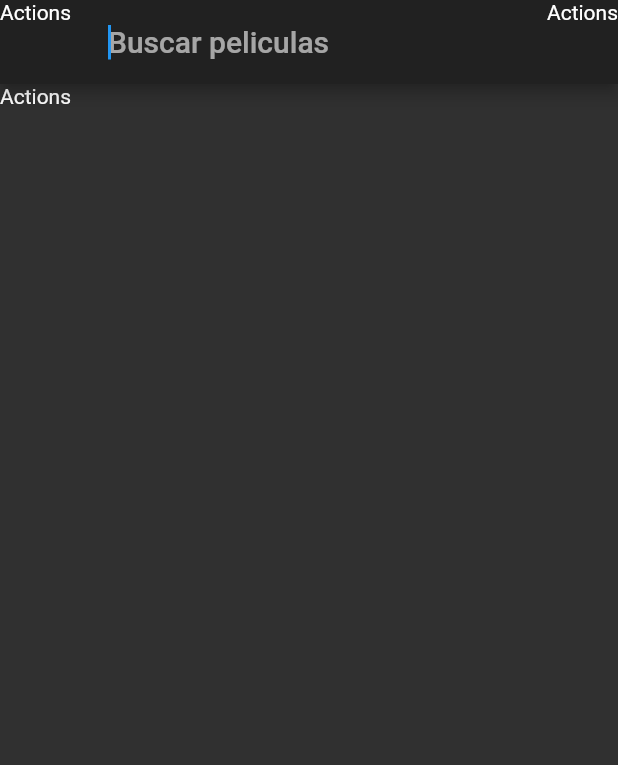
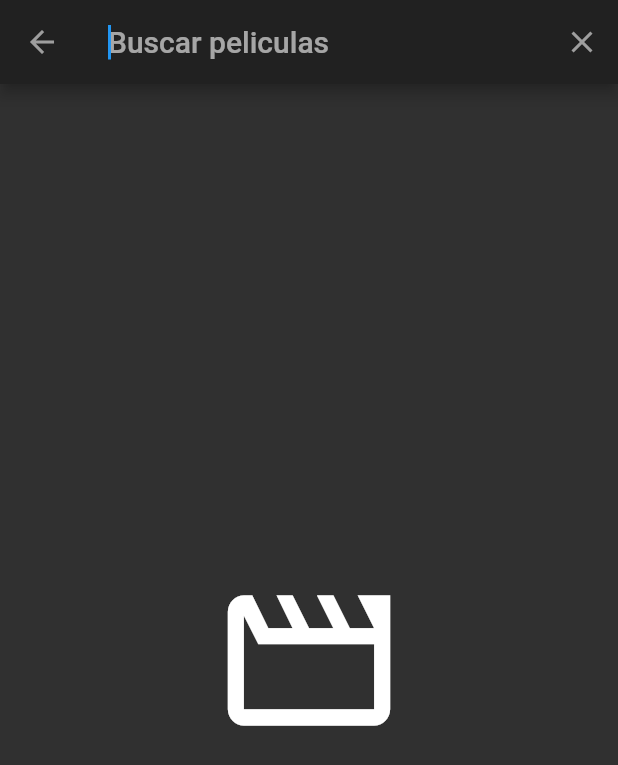
Before and after one commit to ManuelMaciel/movies-app-test-flutter, a Flutter app: the screen it shows after launch, after a tap on the "search" icon, on a phone screen of 412 x 824 dp. Shown: the top 765 px of the screen. Run offline on Flutter 3.47's test engine with Material 2 defaults, Android fonts, the phone set to English and light mode, and no system bars; our stand-ins replace card_swiper; network calls fail.

Commit message:
feat: added method to return search movies, class of search movies and build search actions

```diff
--- /dev/null
+++ b/lib/src/models/search_movie_response.dart
@@ -0,0 +1,29 @@
+import 'dart:convert';
+
+import 'package:moviesapp/src/models/models.dart';
+
+class SearchMovieResponse {
+  SearchMovieResponse({
+    required this.page,
+    required this.results,
+    required this.totalPages,
+    required this.totalResults,
+  });
+
+  int page;
+  List<Result> results;
+  int totalPages;
+  int totalResults;
+
+  factory SearchMovieResponse.fromJson(String str) =>
+      SearchMovieResponse.fromMap(json.decode(str));
+
+  factory SearchMovieResponse.fromMap(Map<String, dynamic> json) =>
+      SearchMovieResponse(
+        page: json["page"],
+        results:
+            List<Result>.from(json["results"].map((x) => Result.fromMap(x))),
+        totalPages: json["total_pages"],
+        totalResults: json["total_results"],
+      );
+}
--- a/lib/src/providers/movie_provider.dart
+++ b/lib/src/providers/movie_provider.dart
@@ -1,6 +1,7 @@
 import 'package:flutter/foundation.dart';
 import 'package:http/http.dart' as http;
 import 'package:moviesapp/src/models/models.dart';
+import 'package:moviesapp/src/models/search_movie_response.dart';
 import 'package:moviesapp/src/models/upcoming_response.dart';
 
 class MovieProvider extends ChangeNotifier {
@@ -25,7 +26,7 @@ class MovieProvider extends ChangeNotifier {
   }
 
   Future<String> _getJsonData(String endpoint, [int page = 1]) async {
-    var url = Uri.https(_baseUrl, endpoint, {
+    final url = Uri.https(_baseUrl, endpoint, {
       'api_key': _apiKey,
       'language': _language,
       'page': '$page',
@@ -75,4 +76,18 @@ class MovieProvider extends ChangeNotifier {
     moviesCast[movieId] = creditsResponse.cast;
     return creditsResponse.cast;
   }
+
+  Future<List<Result>> searchMovies(String query, [int page = 1]) async {
+    final url = Uri.https(_baseUrl, '3/search/movie', {
+      'api_key': _apiKey,
+      'language': _language,
+      'query': query,
+    });
+
+    // await the http response
+    final response = await http.get(url);
+    final search_movie_response = SearchMovieResponse.fromJson(response.body);
+
+    return search_movie_response.results;
+  }
 }
--- a/lib/src/search/search_delegate.dart
+++ b/lib/src/search/search_delegate.dart
@@ -6,12 +6,19 @@ class MovieSearchDelegate extends SearchDelegate {
 
   @override
   List<Widget>? buildActions(BuildContext context) {
-    return [Text("Actions")];
+    return [
+      IconButton(
+        onPressed: () => query = '',
+        icon: const Icon(Icons.clear),
+      ),
+    ];
   }
 
   @override
   Widget? buildLeading(BuildContext context) {
-    return Text("Actions");
+    return IconButton(
+        onPressed: () => close(context, null),
+        icon: const Icon(Icons.arrow_back));
   }
 
   @override
@@ -21,6 +28,12 @@ class MovieSearchDelegate extends SearchDelegate {
 
   @override
   Widget buildSuggestions(BuildContext context) {
-    return Text("Actions");
+    if (query.isEmpty) {
+      return const Center(
+        child: Icon(Icons.movie_creation_outlined, size: 130),
+      );
+    }
+
+    return Container();
   }
 }
```
